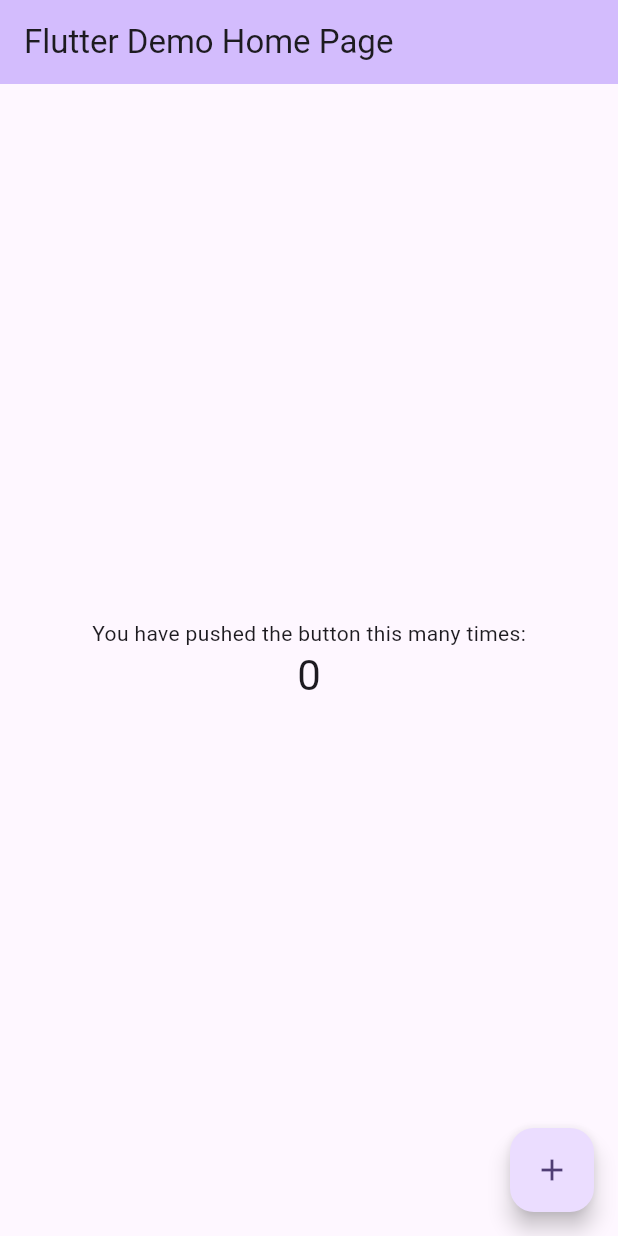
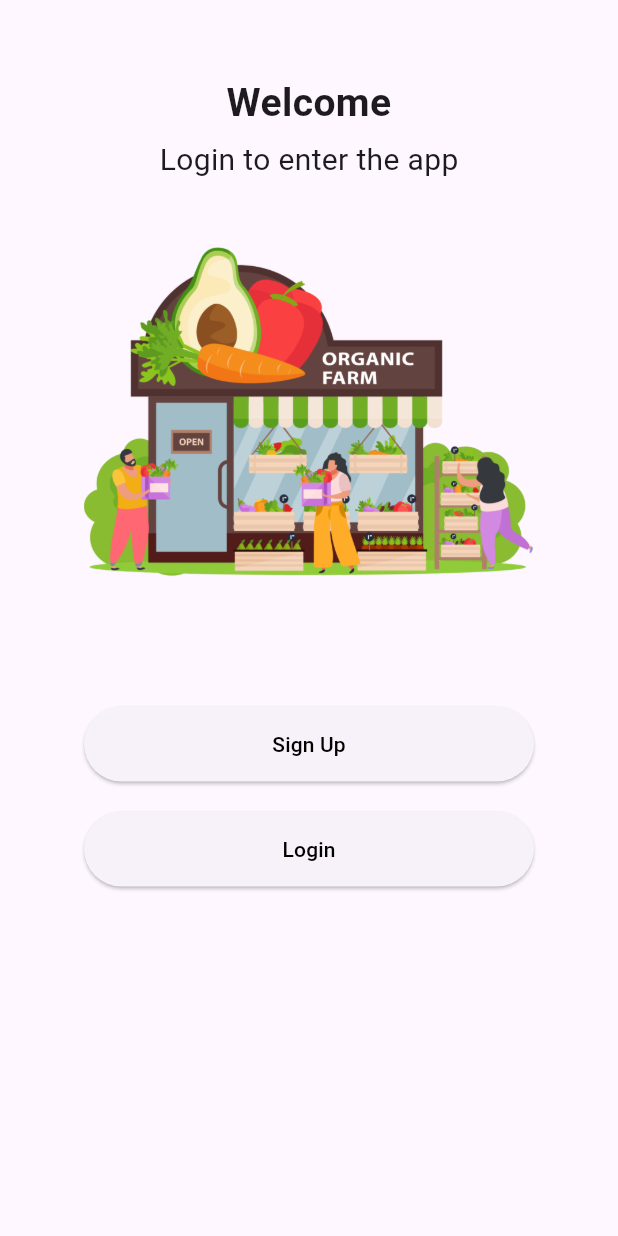
Before and after one commit to familyfarmerdev/familyfarmer, a Flutter app: the screen it shows after launch, on a phone screen of 412 x 824 dp. Run offline on Flutter 3.47's test engine with Material 3 defaults, Android fonts, the phone set to English and light mode, and no system bars.

Commit message:
landing page update

```diff
--- a/lib/main.dart
+++ b/lib/main.dart
@@ -1,4 +1,6 @@
+import 'package:ecommers/screens/auth/login/login.dart';
 import 'package:flutter/material.dart';
+import 'package:flutter/services.dart';
 
 void main() {
   runApp(const MyApp());
@@ -6,100 +8,20 @@ void main() {
 
 class MyApp extends StatelessWidget {
   const MyApp({super.key});
-
   // This widget is the root of your application.
   @override
   Widget build(BuildContext context) {
+    // Set the system UI overlay style to make the status bar transparent
+    SystemChrome.setSystemUIOverlayStyle(
+      SystemUiOverlayStyle(
+        statusBarColor: Colors.transparent, // Make the status bar transparent
+        statusBarIconBrightness: Brightness.dark, // Optionally, set the status bar icons color
+      ),
+    );
     return MaterialApp(
-      title: 'Flutter Demo',
-      theme: ThemeData(
-
-
-        colorScheme: ColorScheme.fromSeed(seedColor: Colors.deepPurple),
-        useMaterial3: true,
-      ),
-      home: const MyHomePage(title: 'Flutter Demo Home Page'),
+      debugShowCheckedModeBanner: false,
+      title: 'Family Farmer',
+      home: Login()
     );
   }
 }
-
-class MyHomePage extends StatefulWidget {
-  const MyHomePage({super.key, required this.title});
-
-
-
-  final String title;
-
-  @override
-  State<MyHomePage> createState() => _MyHomePageState();
-}
-
-class _MyHomePageState extends State<MyHomePage> {
-  int _counter = 0;
-
-  void _incrementCounter() {
-    setState(() {
-      // This call to setState tells the Flutter framework that something has
-      // changed in this State, which causes it to rerun the build method below
-      // so that the display can reflect the updated values. If we changed
-      // _counter without calling setState(), then the build method would not be
-      // called again, and so nothing would appear to happen.
-      _counter++;
-    });
-  }
-
-  @override
-  Widget build(BuildContext context) {
-    // This method is rerun every time setState is called, for instance as done
-    // by the _incrementCounter method above.
-    //
-    // The Flutter framework has been optimized to make rerunning build methods
-    // fast, so that you can just rebuild anything that needs updating rather
-    // than having to individually change instances of widgets.
-    return Scaffold(
-      appBar: AppBar(
-        // TRY THIS: Try changing the color here to a specific color (to
-        // Colors.amber, perhaps?) and trigger a hot reload to see the AppBar
-        // change color while the other colors stay the same.
-        backgroundColor: Theme.of(context).colorScheme.inversePrimary,
-        // Here we take the value from the MyHomePage object that was created by
-        // the App.build method, and use it to set our appbar title.
-        title: Text(widget.title),
-      ),
-      body: Center(
-        // Center is a layout widget. It takes a single child and positions it
-        // in the middle of the parent.
-        child: Column(
-          // Column is also a layout widget. It takes a list of children and
-          // arranges them vertically. By default, it sizes itself to fit its
-          // children horizontally, and tries to be as tall as its parent.
-          //
-          // Column has various properties to control how it sizes itself and
-          // how it positions its children. Here we use mainAxisAlignment to
-          // center the children vertically; the main axis here is the vertical
-          // axis because Columns are vertical (the cross axis would be
-          // horizontal).
-          //
-          // TRY THIS: Invoke "debug painting" (choose the "Toggle Debug Paint"
-          // action in the IDE, or press "p" in the console), to see the
-          // wireframe for each widget.
-          mainAxisAlignment: MainAxisAlignment.center,
-          children: <Widget>[
-            const Text(
-              'You have pushed the button this many times:',
-            ),
-            Text(
-              '$_counter',
-              style: Theme.of(context).textTheme.headlineMedium,
-            ),
-          ],
-        ),
-      ),
-      floatingActionButton: FloatingActionButton(
-        onPressed: _incrementCounter,
-        tooltip: 'Increment',
-        child: const Icon(Icons.add),
-      ), // This trailing comma makes auto-formatting nicer for build methods.
-    );
-  }
-}
--- /dev/null
+++ b/lib/screens/auth/login/login.dart
@@ -0,0 +1,71 @@
+import 'package:flutter/material.dart';
+class Login extends StatelessWidget {
+  const Login({super.key});
+
+  @override
+  Widget build(BuildContext context) {
+    return Scaffold(
+
+      body: Center(
+      child :Column(
+        mainAxisAlignment: MainAxisAlignment.start,
+        crossAxisAlignment: CrossAxisAlignment.center,
+        children: [
+          SizedBox(height: 50,),
+          Text("Welcome",
+            textAlign: TextAlign.center,
+            style: TextStyle(
+                fontSize: 26,
+
+                fontWeight: FontWeight.bold
+            ),
+
+          ),
+          SizedBox(height: 5,),
+          Text("Login to enter the app",
+            style: TextStyle(
+
+              fontSize: 20,
+            ),),
+          SizedBox(
+            height: 300,
+            width: 300,
+            child: Image.asset("assets/images/welcome.png"),
+          ),
+          SizedBox(height: 50,),
+          SizedBox(
+            width: 300,
+            height: 50,
+
+            child: ElevatedButton(
+              onPressed: () {
+                // Action to perform when Login button is pressed
+              },
+
+              child: Text("Sign Up",style: TextStyle(
+                color: Colors.black
+              ),),
+            ),
+          ),
+          SizedBox(height: 20,),
+          SizedBox(
+            width: 300,
+            height: 50,
+            child: ElevatedButton(
+              onPressed: () {
+                // Action to perform when Login button is pressed
+              },
+              child: Text("Login",style: TextStyle(
+                color: Colors.black
+              ),),
+            ),
+          ),
+
+
+
+        ],
+      ),
+    ),
+    );
+  }
+}
--- a/pubspec.yaml
+++ b/pubspec.yaml
@@ -59,8 +59,8 @@ flutter:
   uses-material-design: true
 
   # To add assets to your application, add an assets section, like this:
-  # assets:
-  #   - images/a_dot_burr.jpeg
+  assets:
+      - assets/images/welcome.png
   #   - images/a_dot_ham.jpeg
 
   # An image asset can refer to one or more resolution-specific "variants", see
```
Also changed, not shown: assets/images/welcome.png (added).
